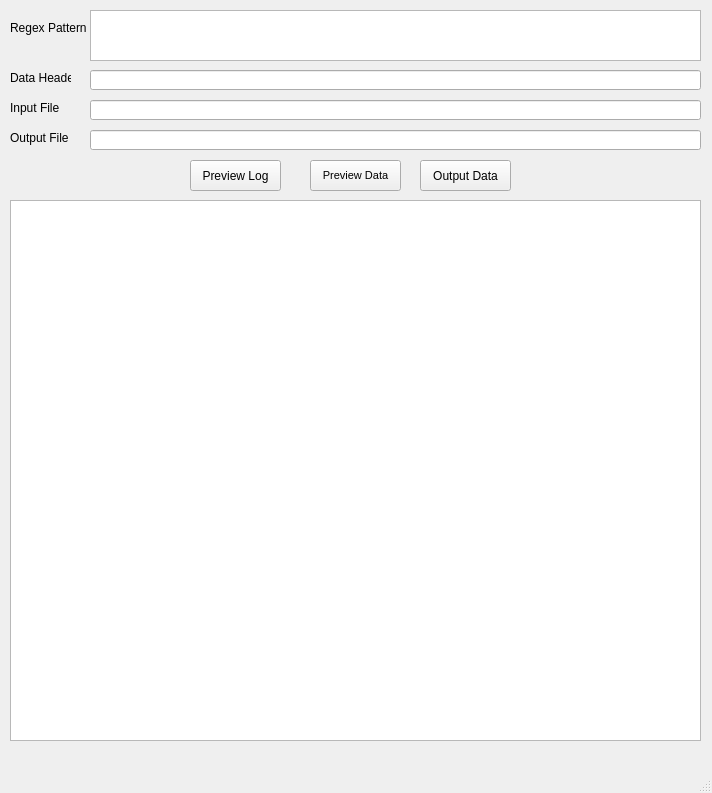
scadam526/TExtractor, file TExtractor.ui: the form before one commit.
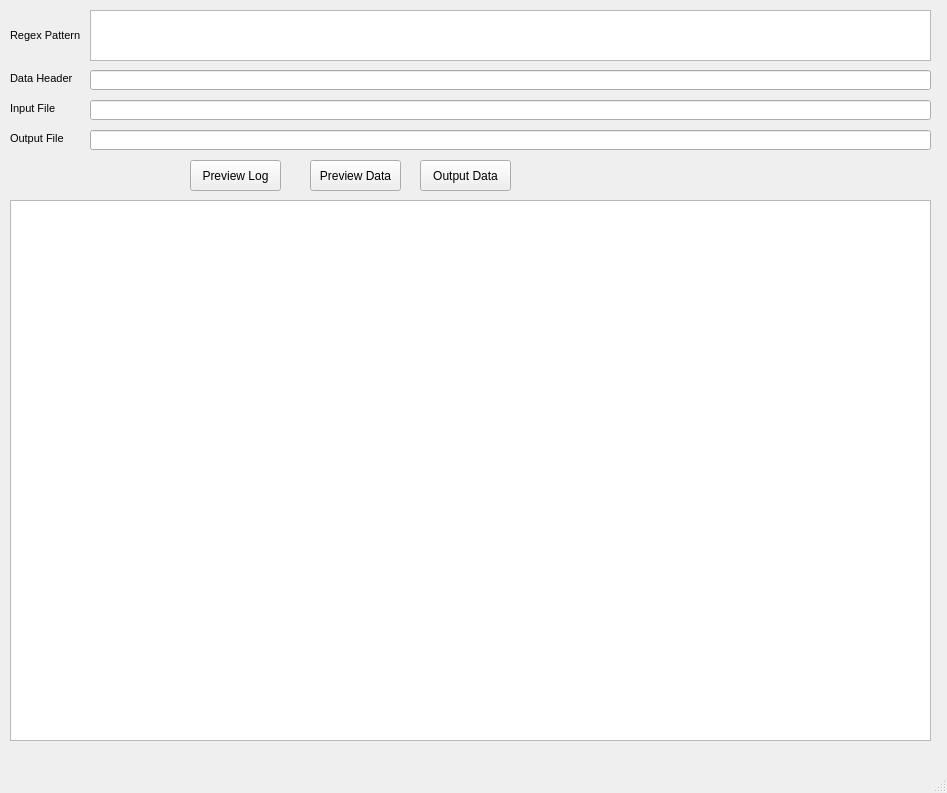
The form after the commit.

Commit message: Minor UI tweaks. Data preview working.

Patch:
```diff
--- a/TExtractor.ui
+++ b/TExtractor.ui
@@ -6,7 +6,7 @@
    <rect>
     <x>0</x>
     <y>0</y>
-    <width>712</width>
+    <width>947</width>
     <height>793</height>
    </rect>
   </property>
@@ -22,7 +22,7 @@
      <rect>
       <x>90</x>
       <y>10</y>
-      <width>611</width>
+      <width>841</width>
       <height>51</height>
      </rect>
     </property>
@@ -38,7 +38,7 @@
      <rect>
       <x>90</x>
       <y>100</y>
-      <width>611</width>
+      <width>841</width>
       <height>20</height>
      </rect>
     </property>
@@ -52,6 +52,11 @@
       <height>16</height>
      </rect>
     </property>
+    <property name="font">
+     <font>
+      <pointsize>8</pointsize>
+     </font>
+    </property>
     <property name="text">
      <string>Input File</string>
     </property>
@@ -65,6 +70,11 @@
       <height>16</height>
      </rect>
     </property>
+    <property name="font">
+     <font>
+      <pointsize>8</pointsize>
+     </font>
+    </property>
     <property name="text">
      <string>Output File</string>
     </property>
@@ -74,7 +84,7 @@
      <rect>
       <x>90</x>
       <y>130</y>
-      <width>611</width>
+      <width>841</width>
       <height>20</height>
      </rect>
     </property>
@@ -111,9 +121,14 @@
       <x>10</x>
       <y>20</y>
       <width>81</width>
-      <height>16</height>
+      <height>31</height>
      </rect>
     </property>
+    <property name="font">
+     <font>
+      <pointsize>8</pointsize>
+     </font>
+    </property>
     <property name="text">
      <string>Regex Pattern</string>
     </property>
@@ -126,7 +141,7 @@
      <rect>
       <x>10</x>
       <y>200</y>
-      <width>691</width>
+      <width>921</width>
       <height>541</height>
      </rect>
     </property>
@@ -142,7 +157,7 @@
     </property>
     <property name="font">
      <font>
-      <pointsize>8</pointsize>
+      <pointsize>9</pointsize>
      </font>
     </property>
     <property name="text">
@@ -154,7 +169,7 @@
      <rect>
       <x>90</x>
       <y>70</y>
-      <width>611</width>
+      <width>841</width>
       <height>20</height>
      </rect>
     </property>
@@ -164,10 +179,15 @@
      <rect>
       <x>10</x>
       <y>70</y>
-      <width>61</width>
+      <width>71</width>
       <height>16</height>
      </rect>
     </property>
+    <property name="font">
+     <font>
+      <pointsize>8</pointsize>
+     </font>
+    </property>
     <property name="text">
      <string>Data Header</string>
     </property>
```
Left out of the diff: 4 changed lines with no effect on the pictures. The commit also changes 3 other files.
